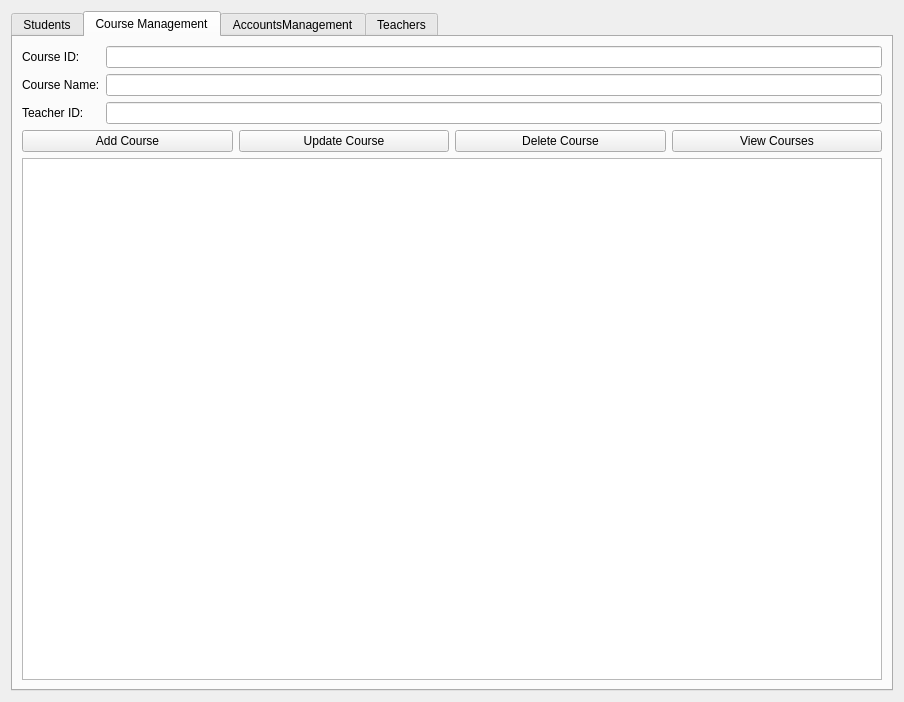
Before: the Qt Designer form SIMS/form/adminform.ui in xy-Summer-Sky/C_plus_plus, drawn with Qt 5.
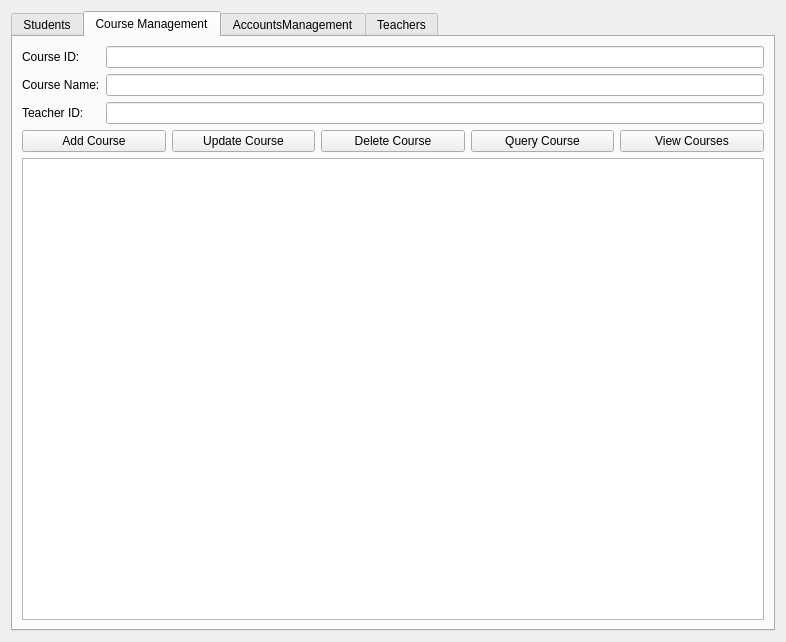
After: the same form once the commit is applied. The open tabs and pages were chosen to show the change.

```diff
--- a/SIMS/form/adminform.ui
+++ b/SIMS/form/adminform.ui
@@ -6,8 +6,8 @@
    <rect>
     <x>0</x>
     <y>0</y>
-    <width>904</width>
-    <height>702</height>
+    <width>786</width>
+    <height>642</height>
    </rect>
   </property>
   <layout class="QVBoxLayout" name="verticalLayout">
@@ -292,6 +292,13 @@
            </property>
           </widget>
          </item>
+         <item>
+          <widget class="QPushButton" name="ButtonQueryCourse">
+           <property name="text">
+            <string>Query Course</string>
+           </property>
+          </widget>
+         </item>
          <item>
           <widget class="QPushButton" name="viewCoursesButton">
            <property name="text">
```
Left out of the diff: 9 changed lines with no effect on the pictures.
